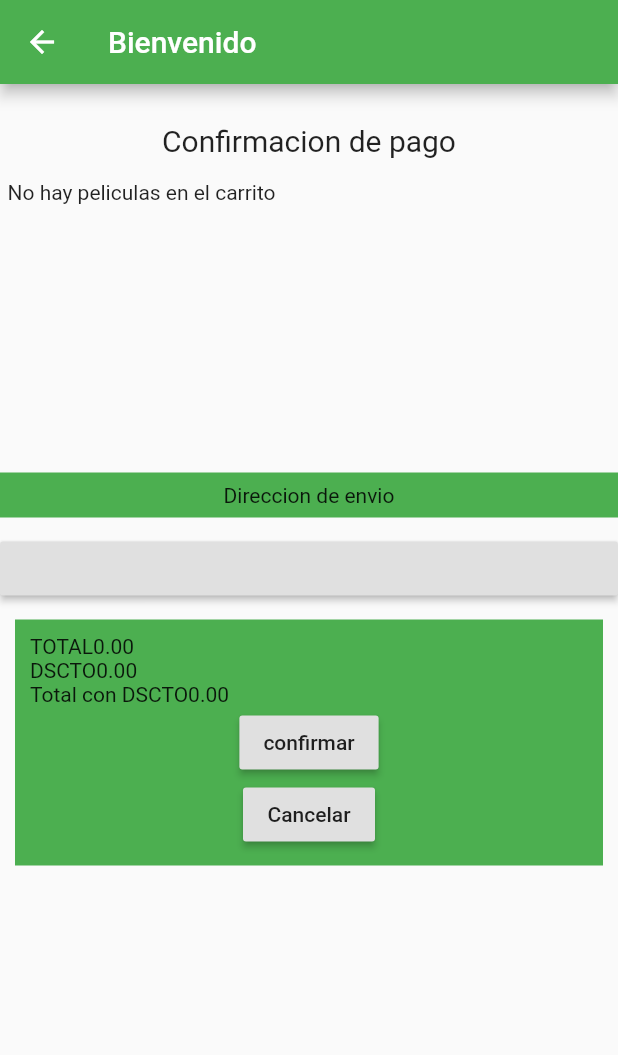
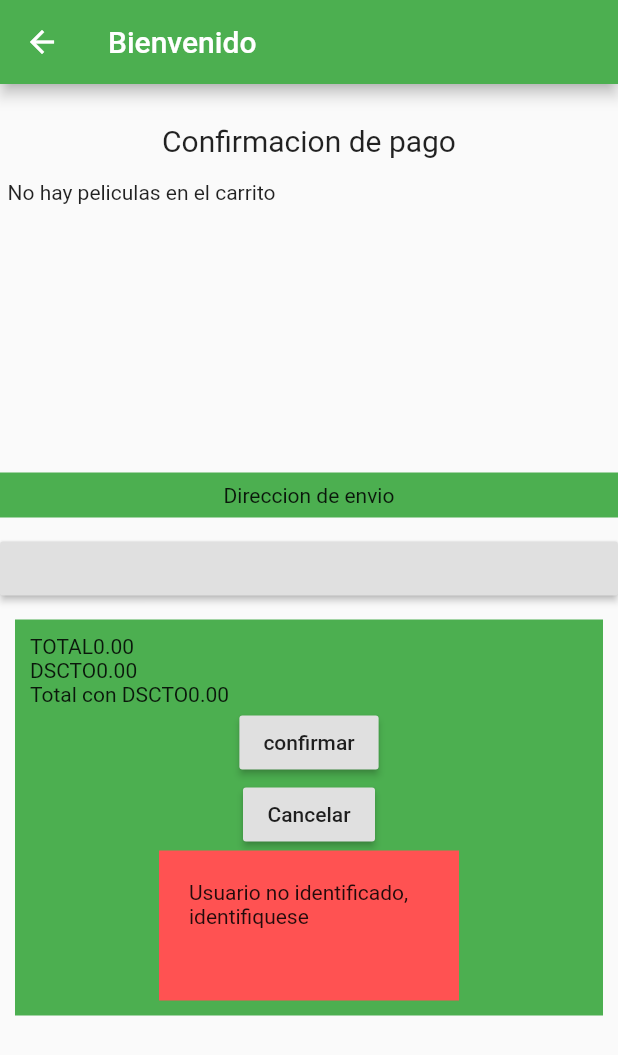
Before and after one commit to VictorVillazante/FlutterProyectoFinal, a Flutter app: the Secundario screen opened directly with empty values, after a tap on "confirmar", on a phone screen of 412 x 824 dp. Shown: the top 1055 px of the screen. Run offline on Flutter 3.47's test engine with Material 2 defaults, Android fonts, the light colour scheme and no system bars; our stand-ins replace flutter_swiper, shared_preferences; accounts and stored records are empty; network calls fail.

Commit message:
presentacion f

```diff
--- a/lib/confirmacionPago.dart
+++ b/lib/confirmacionPago.dart
@@ -215,13 +215,18 @@ class _SecundarioState extends State<Secundario> {
                   ],
                 ),
                 RaisedButton(
+
                     onPressed: () {
+                      if(idUsuario!=""){
                         for(int i=0;i<carrito.length;i++){
                           print(carrito[i]["inventory_id"]);
                           postRental(carrito[i]["inventory_id"]);
                           postPayment();
                         }
                         deleteQuitarTodosCarrito();
+                      }else{
+                        print("usuario no identificado");
+                      }
 
                     },
                     child:Text("confirmar")
@@ -231,7 +236,12 @@ class _SecundarioState extends State<Secundario> {
 
                     },
                     child: Text("Cancelar"),
-                    )
+                    ),
+                (idUsuario=="")?
+                Center(child: Container(padding:EdgeInsets.all(20),width:200,height:100, color:Colors.redAccent,child: Text("Usuario no identificado, identifiquese")))
+                    :
+                Center(child: Container(padding:EdgeInsets.all(20),width:200,height:100,color:Colors.green,child: Text("Usuario identificado")))
+
               ],
             ),
           ),
```
